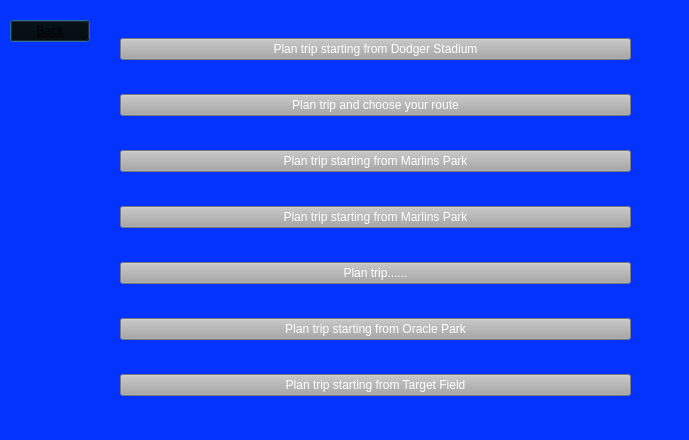
Before: the Qt Designer form BaseballProject2/planvacation.ui in tholm1/CS1D-Project-2-Baseball, drawn with Qt 5.
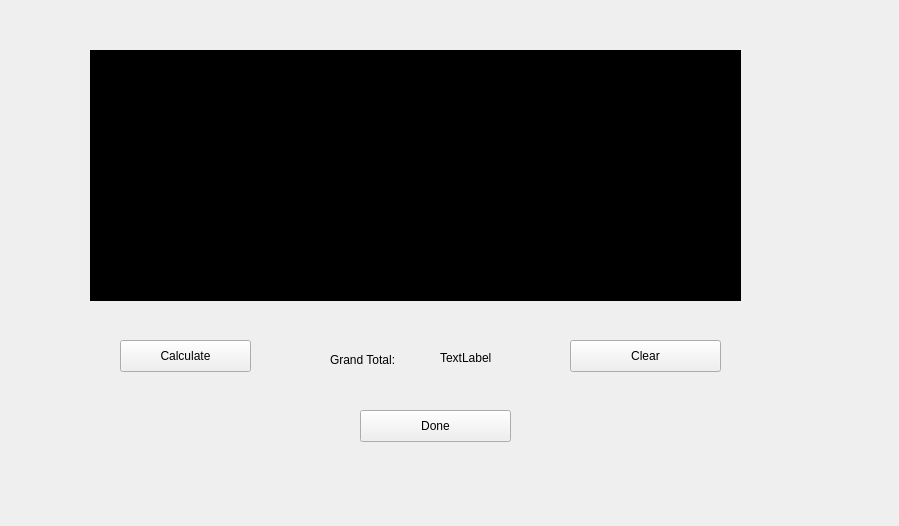
After: the same form once the commit is applied. The open tabs and pages were chosen to show the change.

```diff
--- a/BaseballProject2/planvacation.ui
+++ b/BaseballProject2/planvacation.ui
@@ -6,39 +6,34 @@
    <rect>
     <x>0</x>
     <y>0</y>
-    <width>689</width>
-    <height>440</height>
+    <width>899</width>
+    <height>526</height>
    </rect>
   </property>
   <property name="windowTitle">
    <string>Dialog</string>
   </property>
   <property name="styleSheet">
-   <string notr="true">background-color: rgb(4, 51, 255)</string>
+   <string notr="true"/>
   </property>
-  <widget class="QPushButton" name="back_pushButton">
+  <widget class="QStackedWidget" name="stackedWidget">
    <property name="geometry">
     <rect>
      <x>10</x>
-     <y>20</y>
-     <width>80</width>
-     <height>22</height>
+     <y>10</y>
+     <width>821</width>
+     <height>481</height>
     </rect>
    </property>
-   <property name="styleSheet">
-    <string notr="true">font: 8pt &quot;MS Shell Dlg 2&quot;;
-text-decoration: underline;
-background-color: rgb(0, 0, 0)</string>
+   <property name="currentIndex">
+    <number>0</number>
    </property>
-   <property name="text">
-    <string>Back</string>
-   </property>
-  </widget>
+   <widget class="QWidget" name="page">
   <widget class="QWidget" name="layoutWidget">
    <property name="geometry">
     <rect>
-     <x>120</x>
-     <y>10</y>
+       <x>160</x>
+       <y>50</y>
      <width>511</width>
      <height>421</height>
     </rect>
@@ -122,6 +117,106 @@
      </widget>
     </item>
    </layout>
+    </widget>
+    <widget class="QPushButton" name="back_pushButton">
+     <property name="geometry">
+      <rect>
+       <x>30</x>
+       <y>10</y>
+       <width>80</width>
+       <height>22</height>
+      </rect>
+     </property>
+     <property name="styleSheet">
+      <string notr="true">font: 8pt &quot;MS Shell Dlg 2&quot;;
+text-decoration: underline;
+background-color: rgb(0, 0, 0)</string>
+     </property>
+     <property name="text">
+      <string>Back</string>
+     </property>
+    </widget>
+   </widget>
+   <widget class="QWidget" name="page_2">
+    <widget class="QTableWidget" name="souvenirtable">
+     <property name="geometry">
+      <rect>
+       <x>80</x>
+       <y>40</y>
+       <width>651</width>
+       <height>251</height>
+      </rect>
+     </property>
+     <property name="styleSheet">
+      <string notr="true">background-color: rgb(0, 0, 0)</string>
+     </property>
+    </widget>
+    <widget class="QPushButton" name="calculatesouvbtn">
+     <property name="geometry">
+      <rect>
+       <x>110</x>
+       <y>330</y>
+       <width>131</width>
+       <height>32</height>
+      </rect>
+     </property>
+     <property name="text">
+      <string>Calculate</string>
+     </property>
+    </widget>
+    <widget class="QPushButton" name="clearsouvbtn">
+     <property name="geometry">
+      <rect>
+       <x>560</x>
+       <y>330</y>
+       <width>151</width>
+       <height>32</height>
+      </rect>
+     </property>
+     <property name="text">
+      <string>Clear</string>
+     </property>
+    </widget>
+    <widget class="QPushButton" name="backtotrip">
+     <property name="geometry">
+      <rect>
+       <x>350</x>
+       <y>400</y>
+       <width>151</width>
+       <height>32</height>
+      </rect>
+     </property>
+     <property name="text">
+      <string>Done</string>
+     </property>
+    </widget>
+    <widget class="QLabel" name="label">
+     <property name="geometry">
+      <rect>
+       <x>320</x>
+       <y>340</y>
+       <width>81</width>
+       <height>20</height>
+      </rect>
+     </property>
+     <property name="text">
+      <string>Grand Total:</string>
+     </property>
+    </widget>
+    <widget class="QLabel" name="grandtotal">
+     <property name="geometry">
+      <rect>
+       <x>430</x>
+       <y>340</y>
+       <width>91</width>
+       <height>16</height>
+      </rect>
+     </property>
+     <property name="text">
+      <string>TextLabel</string>
+     </property>
+    </widget>
+   </widget>
   </widget>
  </widget>
  <resources/>
```
Lines whose indentation alone changed are shown as unchanged.
